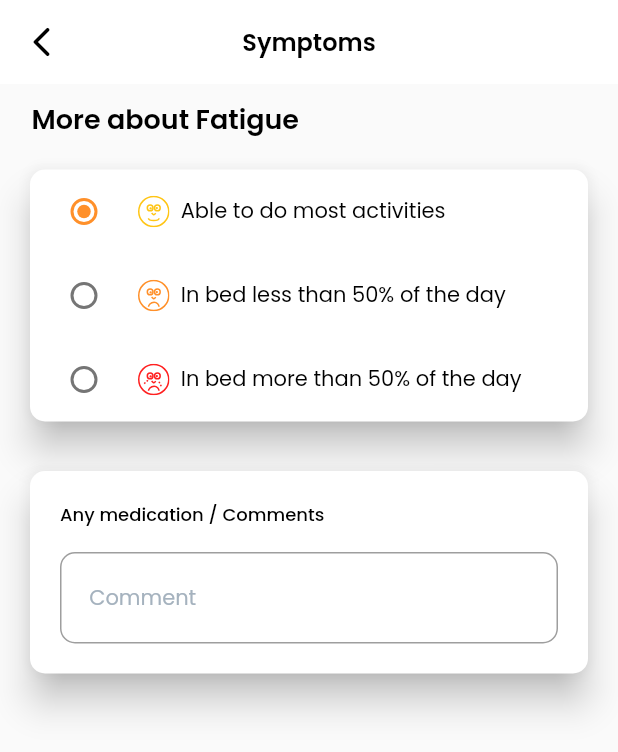
After one commit to Jcupzz/zealth_ai_sample, a Flutter app: the Fatigue screen opened directly, on a phone screen of 412 x 824 dp. The commit adds this screen. Shown: the top 752 px of the screen. Run offline on Flutter 3.47's test engine with Material 2 defaults, Android fonts, the phone set to English and light mode, and no system bars; our stand-ins replace flutter_svg, google_fonts.

Commit message:
added Fatigue.dart

```diff
--- /dev/null
+++ b/lib/Pages/Fatigue.dart
@@ -0,0 +1,116 @@
+import 'package:flutter/material.dart';
+import 'package:flutter_svg/svg.dart';
+import 'package:zealth_ai_sample/Static/RadioGroupModel.dart';
+
+class Fatigue extends StatefulWidget {
+  @override
+  _FatigueState createState() => _FatigueState();
+}
+
+class _FatigueState extends State<Fatigue> {
+  String radioItem = 'Able to do most activities';
+  int id = 1;
+  List<RadioList> RList = [
+    RadioList(name: "Able to do most activities", index: 1,icon:"assets/icons/yellow.svg"),
+    RadioList(name: "In bed less than 50% of the day", index: 2,icon: "assets/icons/orange.svg"),
+    RadioList(name: "In bed more than 50% of the day", index: 3,icon: "assets/icons/red.svg"),
+  ];
+
+  @override
+  Widget build(BuildContext context) {
+    return Scaffold(
+      appBar: AppBar(
+        leading: Builder(
+          builder: (BuildContext context) {
+            return IconButton(
+              icon: Icon(
+                Icons.arrow_back_ios_rounded,
+                color: Colors.black,
+              ),
+              onPressed: () => Navigator.pop(context),
+            );
+          },
+        ),
+        backgroundColor: Colors.white,
+        elevation: 0,
+        centerTitle: true,
+        iconTheme: IconThemeData(color: Colors.black),
+        title: Text(
+          "Symptoms",
+          style: Theme.of(context).textTheme.bodyText2,
+        ),
+      ),
+      body: Padding(
+        padding: const EdgeInsets.fromLTRB(16, 10, 16, 20),
+        child: Column(
+          crossAxisAlignment: CrossAxisAlignment.start,
+          children: [
+            Padding(
+              padding: const EdgeInsets.fromLTRB(5,0,0,0),
+              child: Text(
+                "More about Fatigue",
+                style: Theme.of(context).textTheme.headline3,
+              ),
+            ),
+            SizedBox(height: 16,),
+            Card(
+              color: Colors.white,
+              elevation: 10,
+              shape: RoundedRectangleBorder(borderRadius: BorderRadius.circular(10)),
+              child: Column(
+                  children: RList.map((data) => RadioListTile(
+                      activeColor: Color(0xffFF902A),
+                      title: Row(
+                        mainAxisSize: MainAxisSize.max,
+                        mainAxisAlignment: MainAxisAlignment.start,
+                        children: [
+                          SvgPicture.asset(data.icon),
+                          Text("  "+data.name,style: Theme.of(context).textTheme.subtitle1,),
+                        ],
+                      ),
+                      value: data.index,
+                      groupValue: id,
+                      onChanged: (val) {
+                        setState(() {
+                          radioItem = data.name;
+                          id = data.index;
+                        });
+                      })).toList()),
+            ),
+            SizedBox(height: 25,),
+            Container(
+              width: MediaQuery.of(context).size.width,
+              child: Card(
+                shape: RoundedRectangleBorder(borderRadius: BorderRadius.circular(10)),
+                elevation: 10,
+                child: Padding(
+                  padding: const EdgeInsets.fromLTRB(20,20,20,20),
+                  child: Column(
+                    crossAxisAlignment: CrossAxisAlignment.start,
+                    children: [
+                      Text(
+                        'Any medication / Comments',
+                        style: Theme.of(context).textTheme.headline6,
+                      ),
+                      SizedBox(height: 16,),
+                      TextField(
+                        decoration: InputDecoration(
+                          hintText: '  Comment',
+                          hintStyle: Theme.of(context).textTheme.subtitle1.copyWith(color: Color(0xffA5B2BE)),
+                          border: OutlineInputBorder(
+                                  borderRadius: BorderRadius.circular(10)
+                          )
+                        ),
+
+                      )
+                    ],
+                  ),
+                ),
+              ),
+            )
+          ],
+        ),
+      ),
+    );
+  }
+}
--- a/lib/Pages/Symptoms.dart
+++ b/lib/Pages/Symptoms.dart
@@ -2,6 +2,7 @@ import 'package:flutter/cupertino.dart';
 import 'package:flutter/material.dart';
 import 'package:flutter_svg/flutter_svg.dart';
 import 'package:google_fonts/google_fonts.dart';
+import 'package:zealth_ai_sample/Pages/Fatigue.dart';
 import 'package:zealth_ai_sample/Static/InputChipData.dart';
 import 'package:zealth_ai_sample/Static/InputChips.dart';
 
@@ -78,7 +79,9 @@ class _SymptomsState extends State<Symptoms> {
                           child: Container(
                             height: 22,
                             child: ElevatedButton(
-                              onPressed: () {},
+                              onPressed: () {
+                                Navigator.push(context, MaterialPageRoute(builder: (_)=>Fatigue()));
+                              },
                               child: Text('Check',
                                   style: GoogleFonts.poppins(
                                       fontSize: 11, color: Color(0xffFF0270), fontWeight: FontWeight.w500)),
--- /dev/null
+++ b/lib/Static/RadioGroupModel.dart
@@ -0,0 +1,6 @@
+class RadioList {
+  String name;
+  int index;
+  String icon;
+  RadioList({this.name, this.index,this.icon});
+}
--- a/lib/main.dart
+++ b/lib/main.dart
@@ -23,7 +23,7 @@ class MyApp extends StatelessWidget {
           // display3: GoogleFonts.poppins(fontSize: 30, fontWeight: FontWeight.w600, height: 40),
           headline1: GoogleFonts.poppins(fontSize: 24, fontWeight: FontWeight.w500, color: Colors.black),
           headline2: GoogleFonts.poppins(fontSize: 20, fontWeight: FontWeight.w500, color: Colors.black),
-          headline3: GoogleFonts.poppins(fontSize: 18, fontWeight: FontWeight.w500, color: Colors.black),
+          headline3: GoogleFonts.poppins(fontSize: 18, fontWeight: FontWeight.w600, color: Colors.black),
           headline4: GoogleFonts.poppins(fontSize: 16, fontWeight: FontWeight.w500, color: Colors.black),
           headline5: GoogleFonts.poppins(fontSize: 14, fontWeight: FontWeight.w500, color: Colors.black),
           headline6: GoogleFonts.poppins(fontSize: 12, fontWeight: FontWeight.w500, color: Colors.black),
--- a/pubspec.yaml
+++ b/pubspec.yaml
@@ -57,6 +57,10 @@ flutter:
     - assets/icons/fatigue.svg
     - assets/icons/fatigue.png
     - assets/icons/vomitting.png
+    - assets/icons/red.svg
+    - assets/icons/orange.svg
+    - assets/icons/yellow.svg
+
 
   # An image asset can refer to one or more resolution-specific "variants", see
   # https://flutter.dev/assets-and-images/#resolution-aware.
```
Also changed, not shown: lib/Pages/Vomiting.dart (added, +116 -0 lines), assets/icons/orange.svg (added), assets/icons/red.svg (added), assets/icons/yellow.svg (added).
